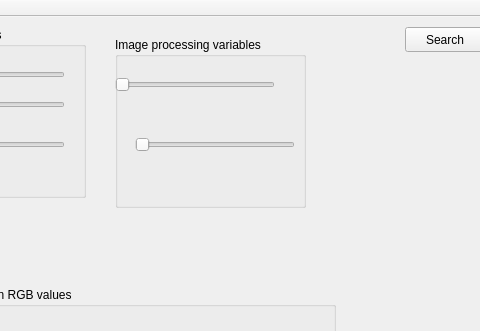
Before: the Qt Designer form Application/mainwindow.ui in wiici/Apple-Grading-System, drawn with Qt 5; both pictures show x 445 to 925 and y 0 to 331 of the 1216 by 670 pixel window.
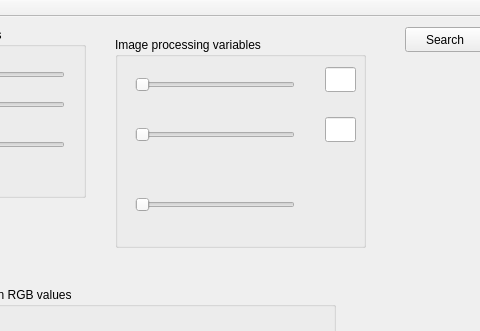
After: the same form once the commit is applied.

What changed in the file:
```diff
--- a/Application/mainwindow.ui
+++ b/Application/mainwindow.ui
@@ -165,8 +165,8 @@
      <rect>
       <x>560</x>
       <y>20</y>
-      <width>191</width>
-      <height>171</height>
+      <width>251</width>
+      <height>211</height>
      </rect>
     </property>
     <property name="title">
@@ -178,7 +178,7 @@
     <widget class="QSlider" name="thresholdValue_Slider">
      <property name="geometry">
       <rect>
-       <x>0</x>
+       <x>20</x>
        <y>40</y>
        <width>160</width>
        <height>16</height>
@@ -219,7 +219,7 @@
      <property name="geometry">
       <rect>
        <x>20</x>
-       <y>100</y>
+       <y>160</y>
        <width>160</width>
        <height>16</height>
       </rect>
@@ -255,6 +255,84 @@
       <enum>Qt::Horizontal</enum>
      </property>
     </widget>
+    <widget class="QLineEdit" name="reflectsThresholdValue_lineEdit">
+     <property name="geometry">
+      <rect>
+       <x>210</x>
+       <y>30</y>
+       <width>31</width>
+       <height>25</height>
+      </rect>
+     </property>
+     <property name="maximumSize">
+      <size>
+       <width>31</width>
+       <height>25</height>
+      </size>
+     </property>
+     <property name="readOnly">
+      <bool>true</bool>
+     </property>
+    </widget>
+    <widget class="QSlider" name="inpaintRadius_Slider">
+     <property name="geometry">
+      <rect>
+       <x>20</x>
+       <y>90</y>
+       <width>160</width>
+       <height>16</height>
+      </rect>
+     </property>
+     <property name="sizeIncrement">
+      <size>
+       <width>1</width>
+       <height>0</height>
+      </size>
+     </property>
+     <property name="mouseTracking">
+      <bool>false</bool>
+     </property>
+     <property name="toolTip">
+      <string/>
+     </property>
+     <property name="toolTipDuration">
+      <number>1</number>
+     </property>
+     <property name="statusTip">
+      <string/>
+     </property>
+     <property name="whatsThis">
+      <string/>
+     </property>
+     <property name="accessibleDescription">
+      <string/>
+     </property>
+     <property name="maximum">
+      <number>15</number>
+     </property>
+     <property name="orientation">
+      <enum>Qt::Horizontal</enum>
+     </property>
+    </widget>
+    <widget class="QLineEdit" name="inapintRadius_lineEdit">
+     <property name="geometry">
+      <rect>
+       <x>210</x>
+       <y>80</y>
+       <width>31</width>
+       <height>25</height>
+      </rect>
+     </property>
+     <property name="maximumSize">
+      <size>
+       <width>31</width>
+       <height>25</height>
+      </size>
+     </property>
+     <property name="readOnly">
+      <bool>true</bool>
+     </property>
+    </widget>
    </widget>
    <widget class="QGroupBox" name="DeviceVariables_groupBox">
     <property name="geometry">
```
Left out of the diff: 2 changed lines with no effect on the pictures.
